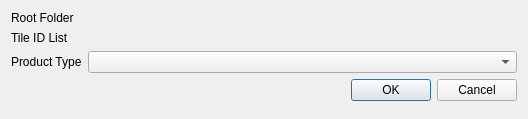
First picture: the form in eotimeseriesviewer/ui/forceproductimportdialog.ui, repository jakimowb/eo-time-series-viewer, before the edit.
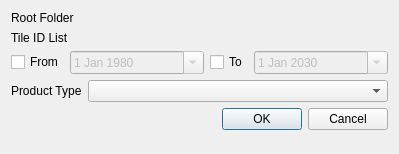
Second picture: the form after the edit. Icons and pictures are not drawn. Custom widgets are drawn as their Qt base class.

Commit message: added min and max date to FORCE input dialog fixed tooltip

```diff
--- a/eotimeseriesviewer/ui/forceproductimportdialog.ui
+++ b/eotimeseriesviewer/ui/forceproductimportdialog.ui
@@ -6,8 +6,8 @@
    <rect>
     <x>0</x>
     <y>0</y>
-    <width>528</width>
-    <height>119</height>
+    <width>399</width>
+    <height>154</height>
    </rect>
   </property>
   <property name="windowTitle">
@@ -64,21 +64,91 @@
      </property>
     </widget>
    </item>
-   <item row="2" column="0">
+   <item row="2" column="0" colspan="2">
+    <layout class="QHBoxLayout" name="horizontalLayout_2">
+     <property name="topMargin">
+      <number>0</number>
+     </property>
+     <item>
+      <widget class="QCheckBox" name="checkBox">
+       <property name="text">
+        <string>From</string>
+       </property>
+      </widget>
+     </item>
+     <item>
+      <widget class="QDateEdit" name="mDateMin">
+       <property name="enabled">
+        <bool>false</bool>
+       </property>
+       <property name="sizePolicy">
+        <sizepolicy hsizetype="Minimum" vsizetype="Fixed">
+         <horstretch>2</horstretch>
+         <verstretch>0</verstretch>
+        </sizepolicy>
+       </property>
+       <property name="toolTip">
+        <string/>
+       </property>
+       <property name="calendarPopup">
+        <bool>true</bool>
+       </property>
+       <property name="date">
+        <date>
+         <year>1980</year>
+         <month>1</month>
+         <day>1</day>
+        </date>
+       </property>
+      </widget>
+     </item>
+     <item>
+      <widget class="QCheckBox" name="checkBox_2">
+       <property name="text">
+        <string>To</string>
+       </property>
+      </widget>
+     </item>
+     <item>
+      <widget class="QDateEdit" name="mDateMax">
+       <property name="enabled">
+        <bool>false</bool>
+       </property>
+       <property name="sizePolicy">
+        <sizepolicy hsizetype="Minimum" vsizetype="Fixed">
+         <horstretch>2</horstretch>
+         <verstretch>0</verstretch>
+        </sizepolicy>
+       </property>
+       <property name="calendarPopup">
+        <bool>true</bool>
+       </property>
+       <property name="date">
+        <date>
+         <year>2030</year>
+         <month>1</month>
+         <day>1</day>
+        </date>
+       </property>
+      </widget>
+     </item>
+    </layout>
+   </item>
+   <item row="3" column="0">
     <widget class="QLabel" name="label_2">
      <property name="text">
       <string>Product Type</string>
      </property>
     </widget>
    </item>
-   <item row="2" column="1">
+   <item row="3" column="1">
     <widget class="QComboBox" name="mProductType">
      <property name="toolTip">
       <string>The type of FORCE product to be loaded.</string>
      </property>
     </widget>
    </item>
-   <item row="3" column="0" colspan="2">
+   <item row="4" column="0" colspan="2">
     <layout class="QHBoxLayout" name="horizontalLayout">
      <property name="spacing">
       <number>2</number>
```
Left out of the diff: 46 changed lines with no effect on the pictures. The commit also changes 4 other files.
